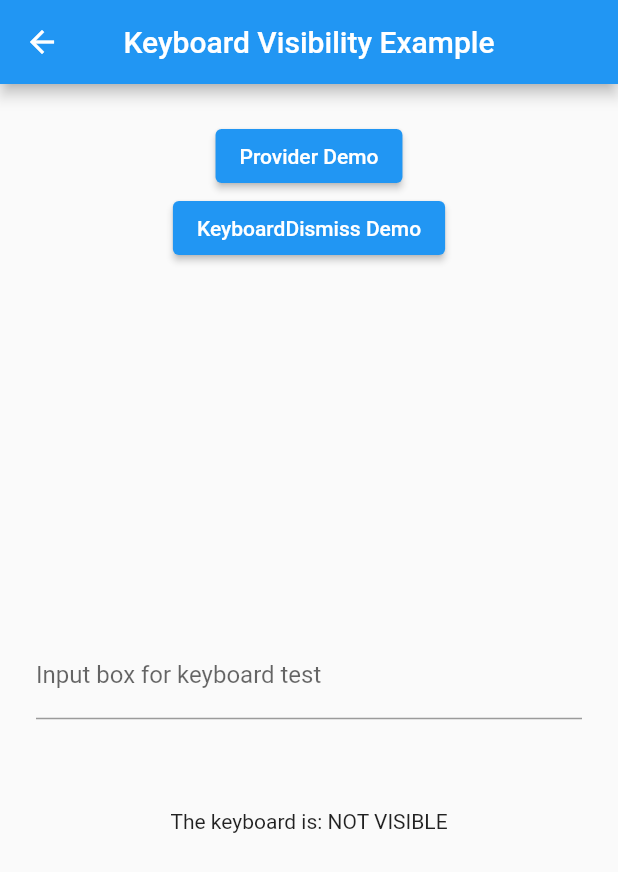
After one commit to Farazkhanbwn/attendance_app, a Flutter app: the keyboardVisibility screen opened directly, on a phone screen of 412 x 824 dp. The commit adds this screen. Shown: the top 872 px of the screen. Run offline on Flutter 3.47's test engine with Material 2 defaults, Android fonts, the light colour scheme and no system bars; our stand-ins replace another_flushbar, cloud_firestore, firebase_auth, firebase_core, flutter_keyboard_visibility, fluttertoast and 1 more; accounts and stored records are empty.

Commit message:
clean Code

```diff
--- /dev/null
+++ b/lib/keyboard_visibility.dart
@@ -0,0 +1,70 @@
+import 'package:attendance_app/forget_pass.dart';
+import 'package:flutter/material.dart';
+import 'package:flutter_keyboard_visibility/flutter_keyboard_visibility.dart';
+
+class keyboardVisibility extends StatefulWidget {
+  const keyboardVisibility({super.key});
+
+  @override
+  State<keyboardVisibility> createState() => _keyboardVisibilityState();
+}
+
+class _keyboardVisibilityState extends State<keyboardVisibility> {
+  @override
+  Widget build(BuildContext context) {
+    return KeyboardDismissOnTap(
+      child: Scaffold(
+        appBar: AppBar(
+          title: const Text('Keyboard Visibility Example'),
+          centerTitle: true,
+        ),
+        body: Center(
+          child: Padding(
+            padding: const EdgeInsets.all(24.0),
+            child: Column(
+              mainAxisAlignment: MainAxisAlignment.center,
+              children: <Widget>[
+                ElevatedButton(
+                  onPressed: () {
+                    Navigator.push(
+                      context,
+                      MaterialPageRoute(
+                        builder: (context) => const ForgetPassword(),
+                      ),
+                    );
+                  },
+                  child: const Text('Provider Demo'),
+                ),
+                ElevatedButton(
+                  onPressed: () {
+                    Navigator.push(
+                      context,
+                      MaterialPageRoute(
+                        builder: (context) => ForgetPassword(),
+                      ),
+                    );
+                  },
+                  child: const Text('KeyboardDismiss Demo'),
+                ),
+                const Spacer(),
+                const TextField(
+                  keyboardType: TextInputType.text,
+                  decoration: InputDecoration(
+                    labelText: 'Input box for keyboard test',
+                  ),
+                ),
+                Container(height: 60.0),
+                KeyboardVisibilityBuilder(builder: (context, visible) {
+                  return Text(
+                    'The keyboard is: ${visible ? 'VISIBLE' : 'NOT VISIBLE'}',
+                  );
+                }),
+                const Spacer(),
+              ],
+            ),
+          ),
+        ),
+      ),
+    );
+  }
+}
```
Also changed, not shown: lib/admin/allocation_subject_student.dart (+26 -22 lines), lib/student/course_view.dart (+56 -4 lines), lib/models/courses/course_class.dart (renamed from lib/models/course_class.dart), lib/models/student/user_model.dart (renamed from lib/models/user_model.dart), 3 other files.
